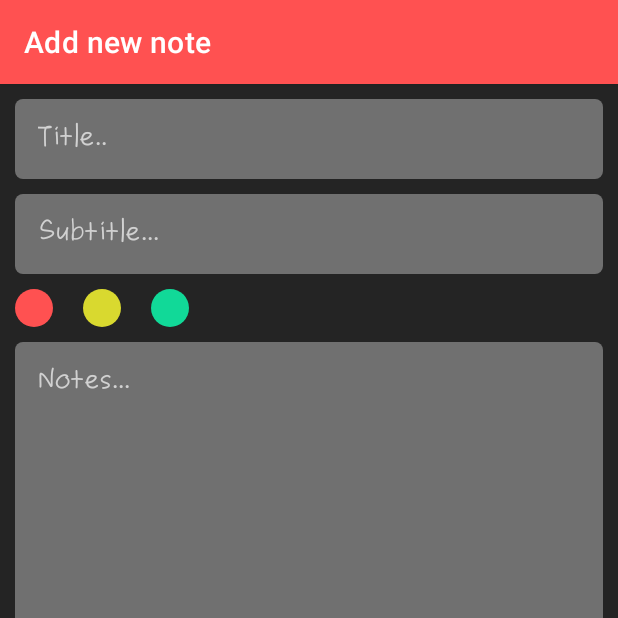
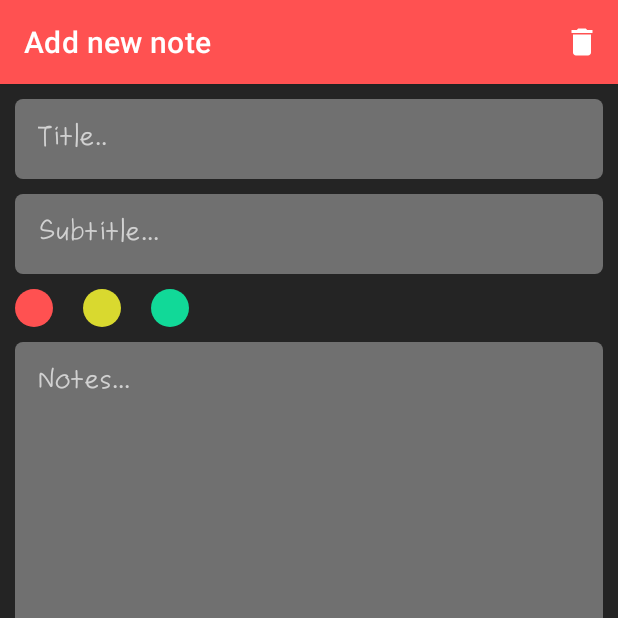
Before and after one commit to crishabhkumar/NotesApp, an Android app: the fragment EditNotesFragment placed in its activity, on a phone screen of 412 x 824 dp, the top half of it. Run offline under Robolectric (Android 15) with nearby library versions, the phone set to English and light mode, and no system bars; our stand-ins replace Room's generated code, navigation-ui; 6 statements that could not run were skipped.

```diff
--- /dev/null
+++ b/app/src/main/res/drawable/delete_icon.xml
@@ -0,0 +1,5 @@
+<vector android:height="24dp" android:tint="#FFFFFF"
+    android:viewportHeight="24" android:viewportWidth="24"
+    android:width="24dp" xmlns:android="http://schemas.android.com/apk/res/android">
+    <path android:fillColor="@android:color/white" android:pathData="M6,19c0,1.1 0.9,2 2,2h8c1.1,0 2,-0.9 2,-2V7H6v12zM19,4h-3.5l-1,-1h-5l-1,1H5v2h14V4z"/>
+</vector>
--- /dev/null
+++ b/app/src/main/res/drawable/delete_sheet.xml
@@ -0,0 +1,8 @@
+<?xml version="1.0" encoding="utf-8"?>
+<shape xmlns:android="http://schemas.android.com/apk/res/android"
+    android:shape="rectangle">
+    <corners
+        android:topLeftRadius="25dp"
+        android:topRightRadius="25dp" />
+    <solid android:color="#707070" />
+</shape>
--- a/app/src/main/res/layout/dialog_delete.xml
+++ b/app/src/main/res/layout/dialog_delete.xml
@@ -20,6 +20,7 @@
         android:textSize="18sp" />
 
     <TextView
+        android:id="@+id/txtNo"
         android:layout_width="match_parent"
         android:layout_height="wrap_content"
         android:layout_marginStart="20dp"
@@ -32,11 +33,13 @@
         android:text="No" />
 
     <TextView
+        android:id="@+id/txtYes"
         android:layout_width="match_parent"
         android:layout_height="wrap_content"
         android:layout_marginStart="20dp"
         android:layout_marginTop="10dp"
         android:layout_marginEnd="20dp"
+        android:layout_marginBottom="20dp"
         android:background="@drawable/yes_button"
         android:fontFamily="@font/bold"
         android:gravity="center"
--- /dev/null
+++ b/app/src/main/res/menu/delete_menu.xml
@@ -0,0 +1,11 @@
+<?xml version="1.0" encoding="utf-8"?>
+<menu xmlns:android="http://schemas.android.com/apk/res/android"
+    xmlns:app="http://schemas.android.com/apk/res-auto">
+
+    <item
+        android:id="@+id/iconMenuDelete"
+        android:icon="@drawable/delete_icon"
+        android:iconTint="@color/white"
+        android:title="Delete"
+        app:showAsAction="always" />
+</menu>
--- a/app/src/main/res/values/themes.xml
+++ b/app/src/main/res/values/themes.xml
@@ -17,4 +17,12 @@
     <style name="ProgressBar">
         <item name="colorSecondary">@color/red_color</item>
     </style>
+
+    <style name="BottomSheetStyle" parent="Theme.Design.Light.BottomSheetDialog">
+        <item name="bottomSheetStyle">@style/Modal</item>
+    </style>
+
+    <style name="Modal" parent="Widget.Design.BottomSheet.Modal">
+        <item name="android:background">@drawable/delete_sheet</item>
+    </style>
 </resources>
```
Also changed, not shown: app/src/main/java/com/rishabhkumar/notesapp/ui/Fragments/EditNotesFragment.kt (+44 -13 lines).
